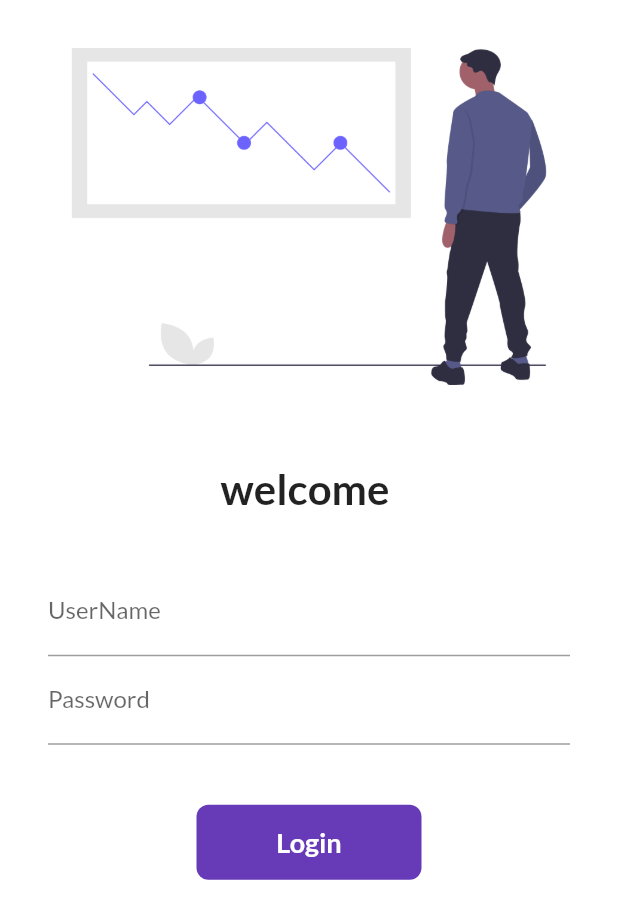
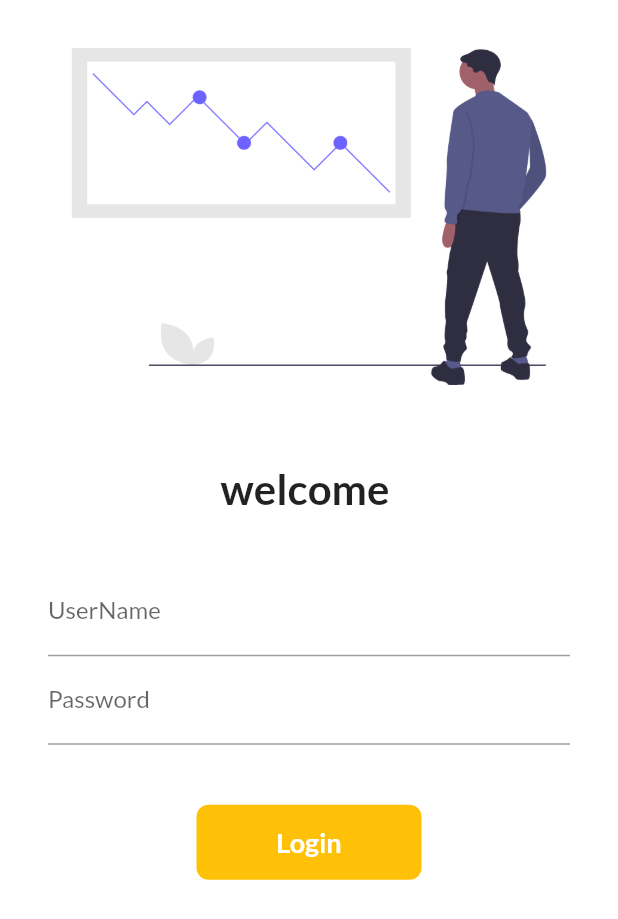
Before and after one commit to Nishad-007/30daysofFlutter, a Flutter app: the screen it shows after launch, on a phone screen of 412 x 824 dp. Shown: the top 919 px of the screen. Run offline on Flutter 3.47's test engine with Material 2 defaults, Android fonts, the phone set to English and light mode, and no system bars; our stand-ins replace google_fonts.

Commit message:
day 8 complete

```diff
--- a/lib/pages/login_page.dart
+++ b/lib/pages/login_page.dart
@@ -9,11 +9,28 @@ class loginPage extends StatefulWidget {
 class _loginPageState extends State<loginPage> {
   String name = "";
   bool changeButton = false;
+  final _formKey = GlobalKey<FormState>();
+
+  moveToHome(BuildContext context) async {
+    if (_formKey.currentState!.validate()) {
+      setState(() {
+        changeButton = true;
+      });
+      await Future.delayed(Duration(seconds: 1));
+      await Navigator.pushNamed(context, Myroutes.homeRoute);
+      setState(() {
+        changeButton = false;
+      });
+    }
+  }
+
   @override
   Widget build(BuildContext context) {
     return Material(
       color: Colors.white,
       child: SingleChildScrollView(
+        child: Form(
+          key: _formKey,
           child: Column(
             children: [
               Image.asset(
@@ -34,8 +51,8 @@ class _loginPageState extends State<loginPage> {
                 height: 20.0,
               ),
               Padding(
-              padding:
-                  const EdgeInsets.symmetric(vertical: 16.0, horizontal: 32.0),
+                padding: const EdgeInsets.symmetric(
+                    vertical: 16.0, horizontal: 32.0),
                 child: Column(
                   children: [
                     TextFormField(
@@ -43,6 +60,12 @@ class _loginPageState extends State<loginPage> {
                         hintText: "Enter UserName",
                         labelText: "UserName",
                       ),
+                      validator: (value) {
+                        if (value!.isEmpty) {
+                          return "username cannot be empty";
+                        }
+                        return null;
+                      },
                       onChanged: (value) {
                         name = value;
                         setState(() {});
@@ -54,25 +77,30 @@ class _loginPageState extends State<loginPage> {
                         hintText: "Enter Password",
                         labelText: "Password",
                       ),
+                      validator: (value) {
+                        if (value!.isEmpty) {
+                          return "password cannot be empty";
+                        } else if (value.length < 6) {
+                          return "password length should be 6";
+                        }
+                      },
                     ),
                     SizedBox(
                       height: 40.0,
                     ),
-                  InkWell(
-                    onTap: () async {
-                      setState(() {
-                        changeButton = true;
-                      });
-                      await Future.delayed(Duration(seconds: 1));
-                      Navigator.pushNamed(context, Myroutes.homeRoute);
-                    },
+                    Material(
+                      color: Colors.amber,
+                      borderRadius:
+                          BorderRadius.circular(changeButton ? 50 : 8),
+                      child: InkWell(
+                        onTap: () => moveToHome(context),
                         child: AnimatedContainer(
                           duration: Duration(seconds: 1),
                           width: changeButton ? 50 : 150,
                           height: 50,
                           alignment: Alignment.center,
                           child: changeButton
-                            ? Icon(Icons.done, color: Colors.amber)
+                              ? Icon(Icons.done, color: Colors.white)
                               : Text(
                                   "Login",
                                   style: TextStyle(
@@ -81,21 +109,8 @@ class _loginPageState extends State<loginPage> {
                                     fontWeight: FontWeight.bold,
                                   ),
                                 ),
-                        decoration: BoxDecoration(
-                          color: Colors.deepPurple,
-                          //shape: changeButton
-                          //? BoxShape.circle
-                          //: BoxShape.rectangle,
-                          borderRadius:
-                              BorderRadius.circular(changeButton ? 50 : 8),
-                        ))
-                    /*ElevatedButton(
-                    child: Text("Login"),
-                    style: TextButton.styleFrom(minimumSize: Size(150, 40)),
-                    onPressed: () {
-                      Navigator.pushNamed(context, Myroutes.homeRoute);
-                    }*/
-                    ,
+                        ),
+                      ),
                     )
                   ],
                 ),
@@ -103,6 +118,7 @@ class _loginPageState extends State<loginPage> {
             ],
           ),
         ),
+      ),
     );
   }
 }
```
Lines whose indentation alone changed are shown as unchanged.
